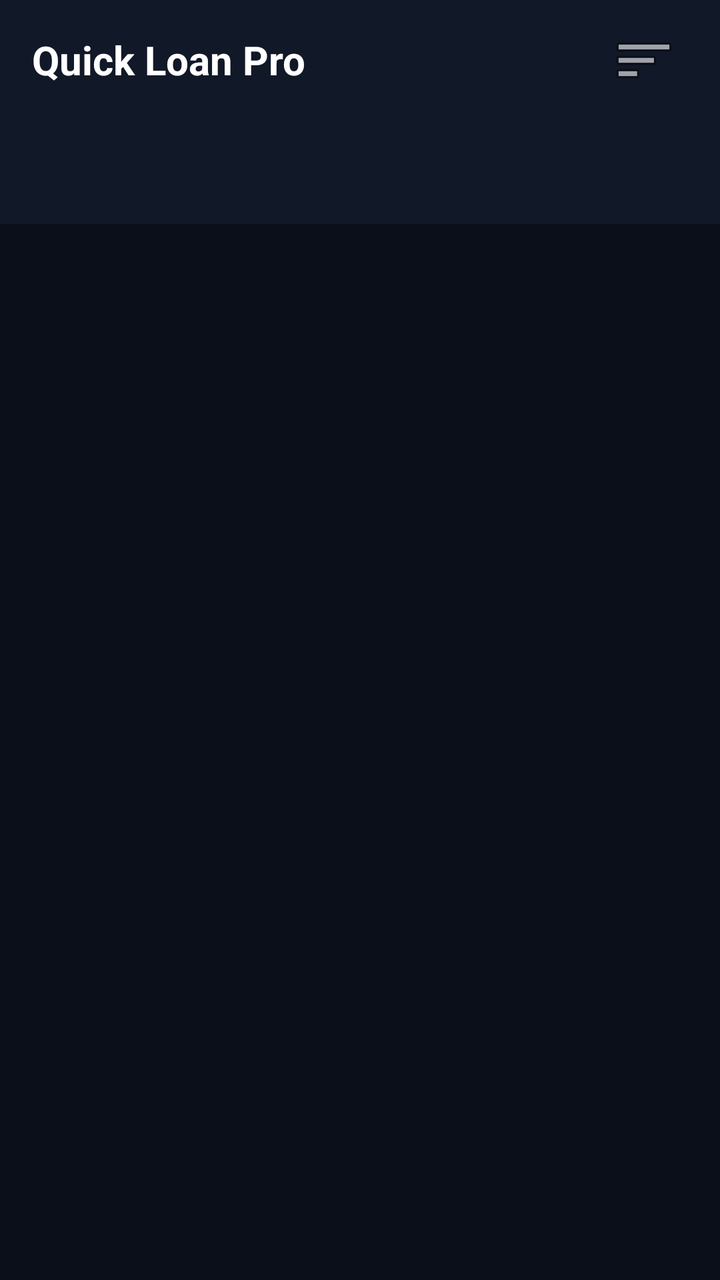
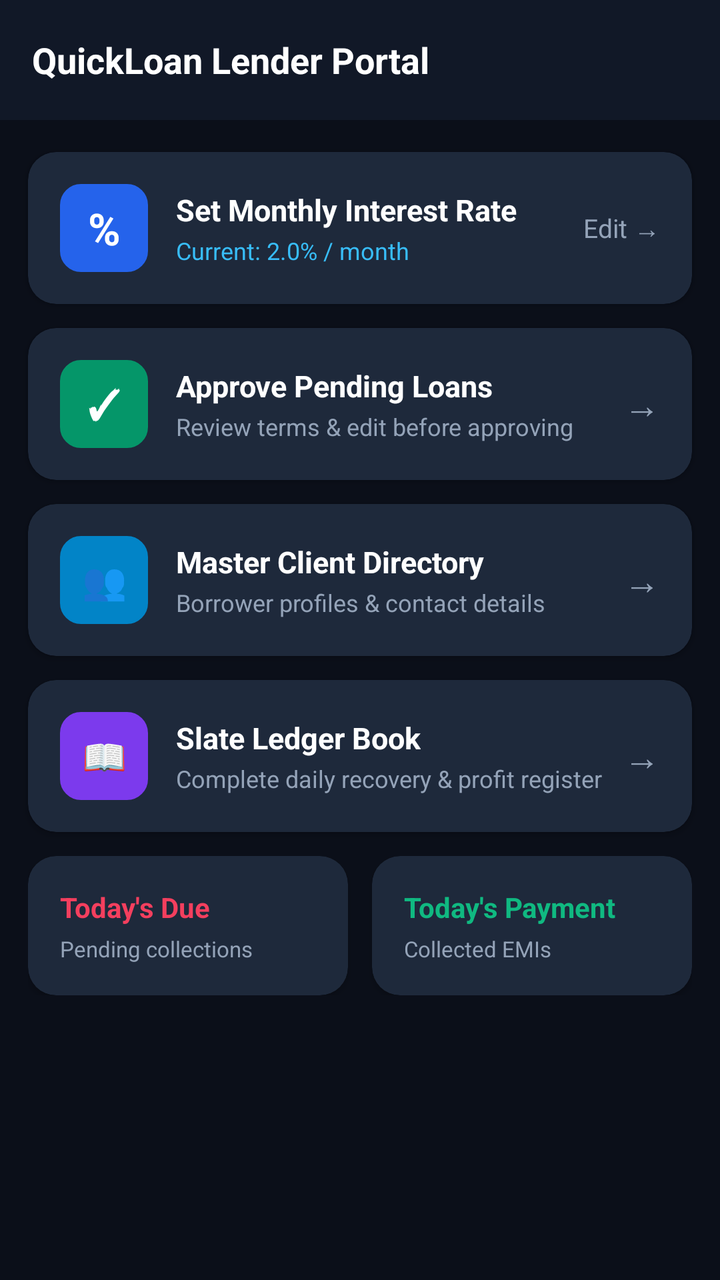

An Android layout rendered at two revisions. The XML below is the earlier revision; the diff shows what the commit changed to produce the second picture.
<!-- AndroidManifest.xml: application theme Theme.AppCompat.DayNight.NoActionBar -->
<!-- res/layout/activity_lender_main.xml -->
<?xml version="1.0" encoding="utf-8"?>
<androidx.drawerlayout.widget.DrawerLayout 
    xmlns:android="http://schemas.android.com/apk/res/android"
    xmlns:app="http://schemas.android.com/apk/res-auto"
    android:id="@+id/lender_drawer_layout"
    android:layout_width="match_parent"
    android:layout_height="match_parent">

    
    <LinearLayout
        android:layout_width="match_parent"
        android:layout_height="match_parent"
        android:orientation="vertical"
        android:background="@color/surface_bg">

        
        <LinearLayout
            android:layout_width="match_parent"
            android:layout_height="60dp"
            android:background="@color/brand_primary"
            android:gravity="center_vertical"
            android:orientation="horizontal"
            android:paddingHorizontal="16dp">

            <TextView
                android:layout_width="0dp"
                android:layout_height="wrap_content"
                android:layout_weight="1"
                android:text="Quick Loan Pro"
                android:textColor="#FFFFFF"
                android:textSize="20sp"
                android:textStyle="bold" />

            <ImageButton
                android:id="@+id/btnLenderRightHamburger"
                android:layout_width="44dp"
                android:layout_height="44dp"
                android:background="?attr/selectableItemBackgroundBorderless"
                android:contentDescription="Menu"
                android:src="@android:drawable/ic_menu_sort_by_size"
                app:tint="#FFFFFF" />
        </LinearLayout>

        
        <com.google.android.material.tabs.TabLayout
            android:id="@+id/tabLayout"
            android:layout_width="match_parent"
            android:layout_height="52dp"
            android:background="@color/brand_primary"
            app:tabIndicatorColor="#FFFFFF"
            app:tabIndicatorHeight="3dp"
            app:tabIconTint="@color/tab_tint_selector"
            app:tabGravity="fill"
            app:tabMode="fixed" />

        
        <androidx.viewpager2.widget.ViewPager2
            android:id="@+id/viewPager"
            android:layout_width="match_parent"
            android:layout_height="match_parent" />
    </LinearLayout>

    
    <com.google.android.material.navigation.NavigationView
        android:id="@+id/nav_view_lender"
        android:layout_width="260dp"
        android:layout_height="match_parent"
        android:layout_gravity="end"
        android:background="@color/card_bg"
        app:itemTextColor="@color/text_main"
        app:itemIconTint="@color/brand_primary"
        app:menu="@menu/lender_drawer_menu" />

</androidx.drawerlayout.widget.DrawerLayout>
<!-- resources referenced by this layout -->
<resources>
  <color name="brand_primary">#111827</color>
  <color name="card_bg">#1E293B</color>
  <color name="surface_bg">#0B0F19</color>
  <color name="text_main">#F8FAFC</color>
</resources>

<!-- the commit's change to res/layout/activity_lender_main.xml (unified diff, before → after) -->
@@ -1,23 +1,22 @@
 <?xml version="1.0" encoding="utf-8"?>
-<androidx.drawerlayout.widget.DrawerLayout 
-    xmlns:android="http://schemas.android.com/apk/res/android"
+<ScrollView xmlns:android="http://schemas.android.com/apk/res/android"
     xmlns:app="http://schemas.android.com/apk/res-auto"
-    android:id="@+id/lender_drawer_layout"
     android:layout_width="match_parent"
-    android:layout_height="match_parent">
-
-    
+    android:layout_height="match_parent"
+    android:background="#0B0F19"
+    android:fillViewport="true">
+
     <LinearLayout
         android:layout_width="match_parent"
-        android:layout_height="match_parent"
+        android:layout_height="wrap_content"
         android:orientation="vertical"
-        android:background="@color/surface_bg">
+        android:paddingBottom="30dp">
 
         
         <LinearLayout
             android:layout_width="match_parent"
             android:layout_height="60dp"
-            android:background="@color/brand_primary"
+            android:background="#111827"
             android:gravity="center_vertical"
             android:orientation="horizontal"
             android:paddingHorizontal="16dp">
@@ -26,49 +25,353 @@
                 android:layout_width="0dp"
                 android:layout_height="wrap_content"
                 android:layout_weight="1"
-                android:text="Quick Loan Pro"
+                android:text="QuickLoan Lender Portal"
                 android:textColor="#FFFFFF"
-                android:textSize="20sp"
+                android:textSize="18sp"
                 android:textStyle="bold" />
-
-            <ImageButton
-                android:id="@+id/btnLenderRightHamburger"
-                android:layout_width="44dp"
-                android:layout_height="44dp"
-                android:background="?attr/selectableItemBackgroundBorderless"
-                android:contentDescription="Menu"
-                android:src="@android:drawable/ic_menu_sort_by_size"
-                app:tint="#FFFFFF" />
         </LinearLayout>
 
         
-        <com.google.android.material.tabs.TabLayout
-            android:id="@+id/tabLayout"
-            android:layout_width="match_parent"
-            android:layout_height="52dp"
-            android:background="@color/brand_primary"
-            app:tabIndicatorColor="#FFFFFF"
-            app:tabIndicatorHeight="3dp"
-            app:tabIconTint="@color/tab_tint_selector"
-            app:tabGravity="fill"
-            app:tabMode="fixed" />
-
-        
-        <androidx.viewpager2.widget.ViewPager2
-            android:id="@+id/viewPager"
-            android:layout_width="match_parent"
-            android:layout_height="match_parent" />
+        <androidx.cardview.widget.CardView
+            android:id="@+id/btnLenderSetInterest"
+            android:layout_width="match_parent"
+            android:layout_height="wrap_content"
+            android:layout_marginHorizontal="14dp"
+            android:layout_marginTop="16dp"
+            android:clickable="true"
+            android:focusable="true"
+            android:foreground="?attr/selectableItemBackground"
+            app:cardBackgroundColor="#1E293B"
+            app:cardCornerRadius="14dp"
+            app:cardElevation="2dp">
+
+            <LinearLayout
+                android:layout_width="match_parent"
+                android:layout_height="wrap_content"
+                android:gravity="center_vertical"
+                android:orientation="horizontal"
+                android:padding="16dp">
+
+                <TextView
+                    android:layout_width="44dp"
+                    android:layout_height="44dp"
+                    android:background="@drawable/edittext_bg"
+                    android:backgroundTint="#2563EB"
+                    android:gravity="center"
+                    android:text="%"
+                    android:textColor="#FFFFFF"
+                    android:textSize="22sp"
+                    android:textStyle="bold" />
+
+                <LinearLayout
+                    android:layout_width="0dp"
+                    android:layout_height="wrap_content"
+                    android:layout_marginStart="14dp"
+                    android:layout_weight="1"
+                    android:orientation="vertical">
+
+                    <TextView
+                        android:layout_width="wrap_content"
+                        android:layout_height="wrap_content"
+                        android:text="Set Monthly Interest Rate"
+                        android:textColor="#FFFFFF"
+                        android:textSize="15sp"
+                        android:textStyle="bold" />
+
+                    <TextView
+                        android:id="@+id/tvLenderCurrentRateBadge"
+                        android:layout_width="wrap_content"
+                        android:layout_height="wrap_content"
+                        android:layout_marginTop="2dp"
+                        android:text="Current: 2.0% / month"
+                        android:textColor="#38BDF8"
+                        android:textSize="12sp" />
+                </LinearLayout>
+
+                <TextView
+                    android:layout_width="wrap_content"
+                    android:layout_height="wrap_content"
+                    android:text="Edit →"
+                    android:textColor="#94A3B8"
+                    android:textSize="13sp" />
+            </LinearLayout>
+        </androidx.cardview.widget.CardView>
+
+        
+        <androidx.cardview.widget.CardView
+            android:id="@+id/cardApproveLoans"
+            android:layout_width="match_parent"
+            android:layout_height="wrap_content"
+            android:layout_marginHorizontal="14dp"
+            android:layout_marginTop="12dp"
+            android:clickable="true"
+            android:focusable="true"
+            android:foreground="?attr/selectableItemBackground"
+            app:cardBackgroundColor="#1E293B"
+            app:cardCornerRadius="14dp"
+            app:cardElevation="2dp">
+
+            <LinearLayout
+                android:layout_width="match_parent"
+                android:layout_height="wrap_content"
+                android:gravity="center_vertical"
+                android:orientation="horizontal"
+                android:padding="16dp">
+
+                <TextView
+                    android:layout_width="44dp"
+                    android:layout_height="44dp"
+                    android:background="@drawable/edittext_bg"
+                    android:backgroundTint="#059669"
+                    android:gravity="center"
+                    android:text="✓"
+                    android:textColor="#FFFFFF"
+                    android:textSize="20sp"
+                    android:textStyle="bold" />
+
+                <LinearLayout
+                    android:layout_width="0dp"
+                    android:layout_height="wrap_content"
+                    android:layout_marginStart="14dp"
+                    android:layout_weight="1"
+                    android:orientation="vertical">
+
+                    <TextView
+                        android:layout_width="wrap_content"
+                        android:layout_height="wrap_content"
+                        android:text="Approve Pending Loans"
+                        android:textColor="#FFFFFF"
+                        android:textSize="15sp"
+                        android:textStyle="bold" />
+
+                    <TextView
+                        android:layout_width="wrap_content"
+                        android:layout_height="wrap_content"
+                        android:layout_marginTop="2dp"
+                        android:text="Review terms &amp; edit before approving"
+                        android:textColor="#94A3B8"
+                        android:textSize="12sp" />
+                </LinearLayout>
+
+                <TextView
+                    android:layout_width="wrap_content"
+                    android:layout_height="wrap_content"
+                    android:text="→"
+                    android:textColor="#94A3B8"
+                    android:textSize="18sp" />
+            </LinearLayout>
+        </androidx.cardview.widget.CardView>
+
+        
+        <androidx.cardview.widget.CardView
+            android:id="@+id/cardMasterDirectory"
+            android:layout_width="match_parent"
+            android:layout_height="wrap_content"
+            android:layout_marginHorizontal="14dp"
+            android:layout_marginTop="12dp"
+            android:clickable="true"
+            android:focusable="true"
+            android:foreground="?attr/selectableItemBackground"
+            app:cardBackgroundColor="#1E293B"
+            app:cardCornerRadius="14dp"
+            app:cardElevation="2dp">
+
+            <LinearLayout
+                android:layout_width="match_parent"
+                android:layout_height="wrap_content"
+                android:gravity="center_vertical"
+                android:orientation="horizontal"
+                android:padding="16dp">
+
+                <TextView
+                    android:layout_width="44dp"
+                    android:layout_height="44dp"
+                    android:background="@drawable/edittext_bg"
+                    android:backgroundTint="#0284C7"
+                    android:gravity="center"
+                    android:text="👥"
+                    android:textColor="#FFFFFF"
+                    android:textSize="18sp" />
+
+                <LinearLayout
+                    android:layout_width="0dp"
+                    android:layout_height="wrap_content"
+                    android:layout_marginStart="14dp"
+                    android:layout_weight="1"
+                    android:orientation="vertical">
+
+                    <TextView
+                        android:layout_width="wrap_content"
+                        android:layout_height="wrap_content"
+                        android:text="Master Client Directory"
+                        android:textColor="#FFFFFF"
+                        android:textSize="15sp"
+                        android:textStyle="bold" />
+
+                    <TextView
+                        android:layout_width="wrap_content"
+                        android:layout_height="wrap_content"
+                        android:layout_marginTop="2dp"
+                        android:text="Borrower profiles &amp; contact details"
+                        android:textColor="#94A3B8"
+                        android:textSize="12sp" />
+                </LinearLayout>
+
+                <TextView
+                    android:layout_width="wrap_content"
+                    android:layout_height="wrap_content"
+                    android:text="→"
+                    android:textColor="#94A3B8"
+                    android:textSize="18sp" />
+            </LinearLayout>
+        </androidx.cardview.widget.CardView>
+
+        
+        <androidx.cardview.widget.CardView
+            android:id="@+id/cardLedgerBook"
+            android:layout_width="match_parent"
+            android:layout_height="wrap_content"
+            android:layout_marginHorizontal="14dp"
+            android:layout_marginTop="12dp"
+            android:clickable="true"
+            android:focusable="true"
+            android:foreground="?attr/selectableItemBackground"
+            app:cardBackgroundColor="#1E293B"
+            app:cardCornerRadius="14dp"
+            app:cardElevation="2dp">
+
+            <LinearLayout
+                android:layout_width="match_parent"
+                android:layout_height="wrap_content"
+                android:gravity="center_vertical"
+                android:orientation="horizontal"
+                android:padding="16dp">
+
+                <TextView
+                    android:layout_width="44dp"
+                    android:layout_height="44dp"
+                    android:background="@drawable/edittext_bg"
+                    android:backgroundTint="#7C3AED"
+                    android:gravity="center"
+                    android:text="📖"
+                    android:textColor="#FFFFFF"
+                    android:textSize="18sp" />
+
+                <LinearLayout
+                    android:layout_width="0dp"
+                    android:layout_height="wrap_content"
+                    android:layout_marginStart="14dp"
+                    android:layout_weight="1"
+                    android:orientation="vertical">
+
+                    <TextView
+                        android:layout_width="wrap_content"
+                        android:layout_height="wrap_content"
+                        android:text="Slate Ledger Book"
+                        android:textColor="#FFFFFF"
+                        android:textSize="15sp"
+                        android:textStyle="bold" />
+
+                    <TextView
+                        android:layout_width="wrap_content"
+                        android:layout_height="wrap_content"
+                        android:layout_marginTop="2dp"
+                        android:text="Complete daily recovery &amp; profit register"
+                        android:textColor="#94A3B8"
+                        android:textSize="12sp" />
+                </LinearLayout>
+
+                <TextView
+                    android:layout_width="wrap_content"
+                    android:layout_height="wrap_content"
+                    android:text="→"
+                    android:textColor="#94A3B8"
+                    android:textSize="18sp" />
+            </LinearLayout>
+        </androidx.cardview.widget.CardView>
+
+        
+        <LinearLayout
+            android:layout_width="match_parent"
+            android:layout_height="wrap_content"
+            android:layout_marginHorizontal="14dp"
+            android:layout_marginTop="12dp"
+            android:orientation="horizontal">
+
+            <androidx.cardview.widget.CardView
+                android:id="@+id/cardTodaysDue"
+                android:layout_width="0dp"
+                android:layout_height="wrap_content"
+                android:layout_marginEnd="6dp"
+                android:layout_weight="1"
+                android:clickable="true"
+                android:focusable="true"
+                android:foreground="?attr/selectableItemBackground"
+                app:cardBackgroundColor="#1E293B"
+                app:cardCornerRadius="14dp"
+                app:cardElevation="2dp">
+
+                <LinearLayout
+                    android:layout_width="match_parent"
+                    android:layout_height="wrap_content"
+                    android:orientation="vertical"
+                    android:padding="16dp">
+
+                    <TextView
+                        android:layout_width="wrap_content"
+                        android:layout_height="wrap_content"
+                        android:text="Today's Due"
+                        android:textColor="#F43F5E"
+                        android:textSize="14sp"
+                        android:textStyle="bold" />
+
+                    <TextView
+                        android:layout_width="wrap_content"
+                        android:layout_height="wrap_content"
+                        android:layout_marginTop="4dp"
+                        android:text="Pending collections"
+                        android:textColor="#94A3B8"
+                        android:textSize="11sp" />
+                </LinearLayout>
+            </androidx.cardview.widget.CardView>
+
+            <androidx.cardview.widget.CardView
+                android:id="@+id/cardTodaysPayment"
+                android:layout_width="0dp"
+                android:layout_height="wrap_content"
+                android:layout_marginStart="6dp"
+                android:layout_weight="1"
+                android:clickable="true"
+                android:focusable="true"
+                android:foreground="?attr/selectableItemBackground"
+                app:cardBackgroundColor="#1E293B"
+                app:cardCornerRadius="14dp"
+                app:cardElevation="2dp">
+
+                <LinearLayout
+                    android:layout_width="match_parent"
+                    android:layout_height="wrap_content"
+                    android:orientation="vertical"
+                    android:padding="16dp">
+
+                    <TextView
+                        android:layout_width="wrap_content"
+                        android:layout_height="wrap_content"
+                        android:text="Today's Payment"
+                        android:textColor="#10B981"
+                        android:textSize="14sp"
+                        android:textStyle="bold" />
+
+                    <TextView
+                        android:layout_width="wrap_content"
+                        android:layout_height="wrap_content"
+                        android:layout_marginTop="4dp"
+                        android:text="Collected EMIs"
+                        android:textColor="#94A3B8"
+                        android:textSize="11sp" />
+                </LinearLayout>
+            </androidx.cardview.widget.CardView>
+        </LinearLayout>
+
     </LinearLayout>
-
-    
-    <com.google.android.material.navigation.NavigationView
-        android:id="@+id/nav_view_lender"
-        android:layout_width="260dp"
-        android:layout_height="match_parent"
-        android:layout_gravity="end"
-        android:background="@color/card_bg"
-        app:itemTextColor="@color/text_main"
-        app:itemIconTint="@color/brand_primary"
-        app:menu="@menu/lender_drawer_menu" />
-
-</androidx.drawerlayout.widget.DrawerLayout>
+</ScrollView>
<!-- resource entries referenced after the edit -->
@@ -1,8 +1,12 @@
 <!-- resources referenced by this layout -->
 <resources>
-  <color name="brand_primary">#111827</color>
-  <color name="card_bg">#1E293B</color>
-  <color name="surface_bg">#0B0F19</color>
-  <color name="text_main">#F8FAFC</color>
+  <!-- drawable edittext_bg (drawable) -->
+  <?xml version="1.0" encoding="utf-8"?>
+  <shape xmlns:android="http://schemas.android.com/apk/res/android"
+      android:shape="rectangle">
+      <solid android:color="#1E293B" />
+      <stroke android:width="1dp" android:color="#475569" />
+      <corners android:radius="10dp" />
+  </shape>
 </resources>
 
